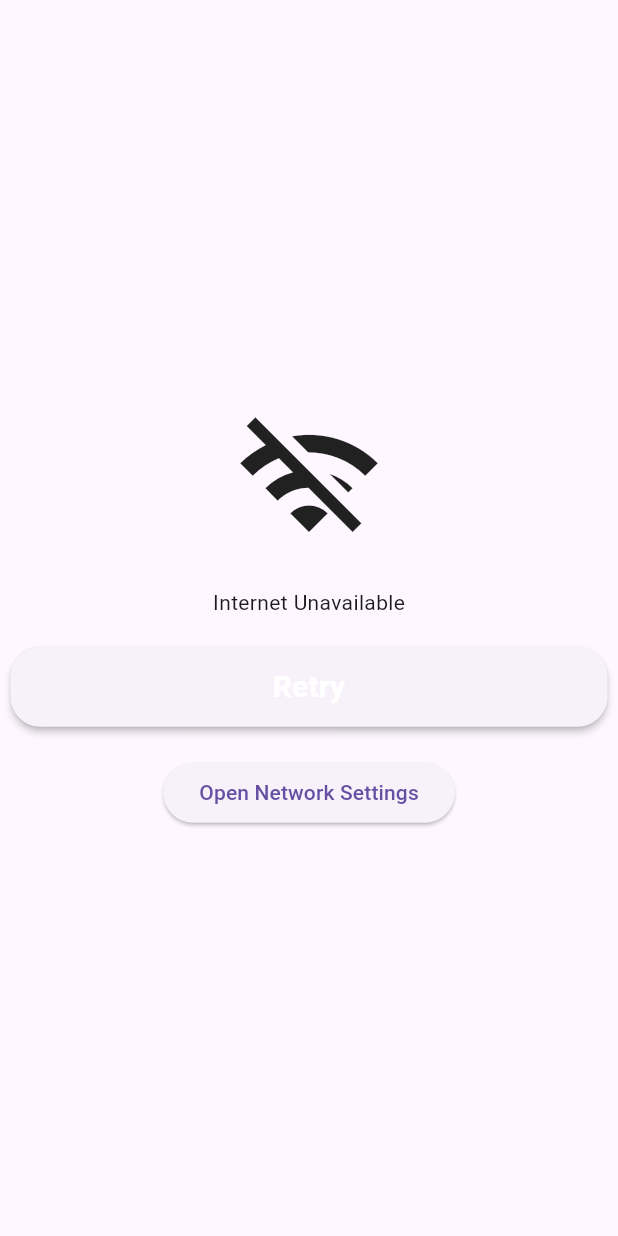
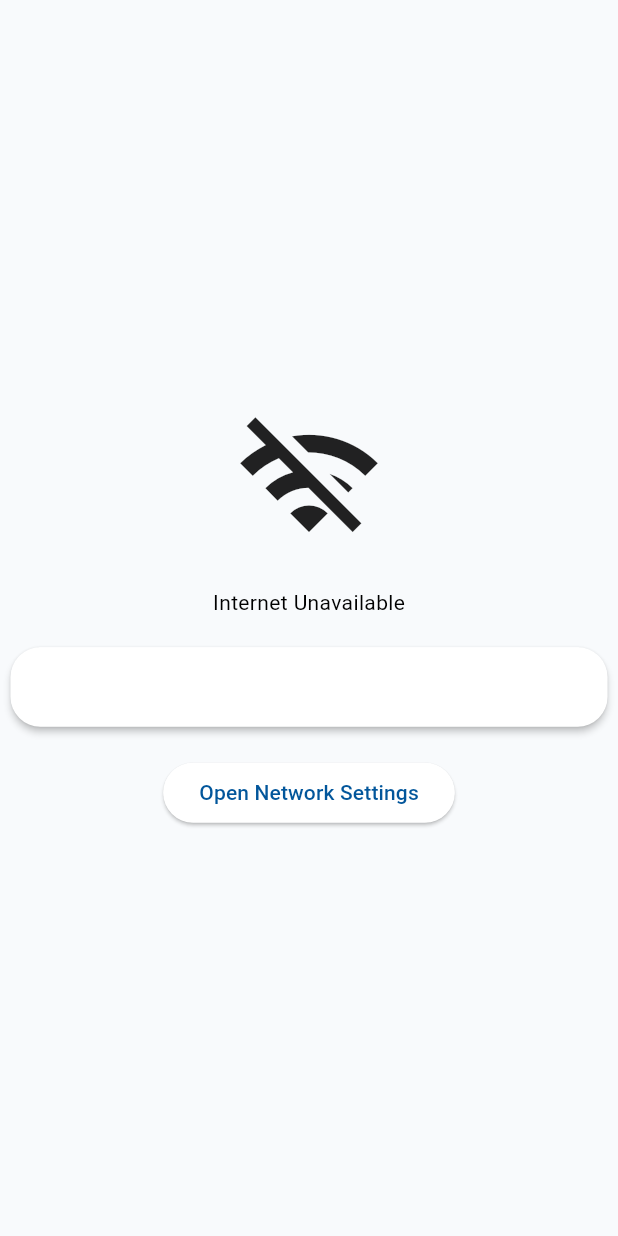
Before and after one commit to yadavmanish01/myflutter, a Flutter app: the NoInternet screen opened directly, on a phone screen of 412 x 824 dp. Run offline on Flutter 3.47's test engine with Material 3 defaults, Android fonts, the phone set to English and light mode, and no system bars; our stand-ins replace bloc, equatable, flutter_bloc, go_router.

Commit message:
theme done

```diff
--- a/lib/main.dart
+++ b/lib/main.dart
@@ -23,11 +23,14 @@ class MainApp extends StatelessWidget {
           create: (context) => Homebloc(),
         ),
       ],
-      child: MaterialApp.router(
-        theme: ThemeData.light(),
-        darkTheme: ThemeData.dark(),
-        themeMode: ThemeMode.light,
-        routerConfig: MyAppRouter().router,
+      child: BlocBuilder<ThemeBloc,ThemeState>(
+        builder: (context, state) {
+          return MaterialApp.router(
+            debugShowCheckedModeBanner: false,
+            theme: state.themeData,
+            routerConfig: MyAppRouter().router,
+          );
+        },
       ),
     );
   }
--- a/lib/theme/app_theme.dart
+++ b/lib/theme/app_theme.dart
@@ -1,20 +1,30 @@
 import 'package:flutter/material.dart';
 
-enum AppTheme {
-  LightTheme,
-  DarkTheme
-}
-
+enum AppThemeMode { light, dark }
 
 final appThemeData = {
-  AppTheme.LightTheme:ThemeData(
+  AppThemeMode.light: ThemeData(
+    useMaterial3: true,
     brightness: Brightness.light,
-    primaryColor: Colors.white
+    // Modern Material 3 configuration using colorScheme
+    colorScheme: const ColorScheme.light(
+      primary: Color(0xFF02569B),
+      secondary: Color(0xFF0175C2),
+      background: Color(0xFFF8FAFC),
+      surface: Color(0xFFFFFFFF),
+    ),
+    scaffoldBackgroundColor: const Color(0xFFF8FAFC),
   ),
 
-  //-----
-  AppTheme.DarkTheme:ThemeData(
-      brightness: Brightness.dark,
-      primaryColor: Colors.black54
-  )
+  AppThemeMode.dark: ThemeData(
+    useMaterial3: true,
+    brightness: Brightness.dark,
+    colorScheme: const ColorScheme.dark(
+      primary: Color(0xFF4BB1F5),
+      secondary: Color(0xFF02569B),
+      background: Color(0xFF0F172A),
+      surface: Color(0xFF1E293B),
+    ),
+    scaffoldBackgroundColor: const Color(0xFF0F172A),
+  ),
 };
--- a/lib/theme/bloctheme/bloc_theme_bloc.dart
+++ b/lib/theme/bloctheme/bloc_theme_bloc.dart
@@ -7,7 +7,7 @@ part 'bloc_theme_event.dart';
 part 'bloc_theme_state.dart';
 
 class ThemeBloc extends Bloc<ThemeEvent, ThemeState> {
-  ThemeBloc() : super(ThemeState(themeData:appThemeData[AppTheme.LightTheme]!)) {
+  ThemeBloc() : super(ThemeState(themeData:appThemeData[AppThemeMode.light]!)) {
     on<ThemeEvent>((event, emit) {
      if(event is ThemeChanged){
        emit.call(ThemeState(themeData: appThemeData[event.theme]!));
--- a/lib/theme/bloctheme/bloc_theme_event.dart
+++ b/lib/theme/bloctheme/bloc_theme_event.dart
@@ -5,10 +5,10 @@ sealed class ThemeEvent extends Equatable {
 }
 
 class ThemeChanged extends ThemeEvent{
-  final AppTheme theme;
+  final AppThemeMode theme;
   ThemeChanged({required this.theme});
 
 
   @override
   // TODO: implement props
-  List<Object?> get props => [];}
+  List<Object?> get props => [theme];}
```
